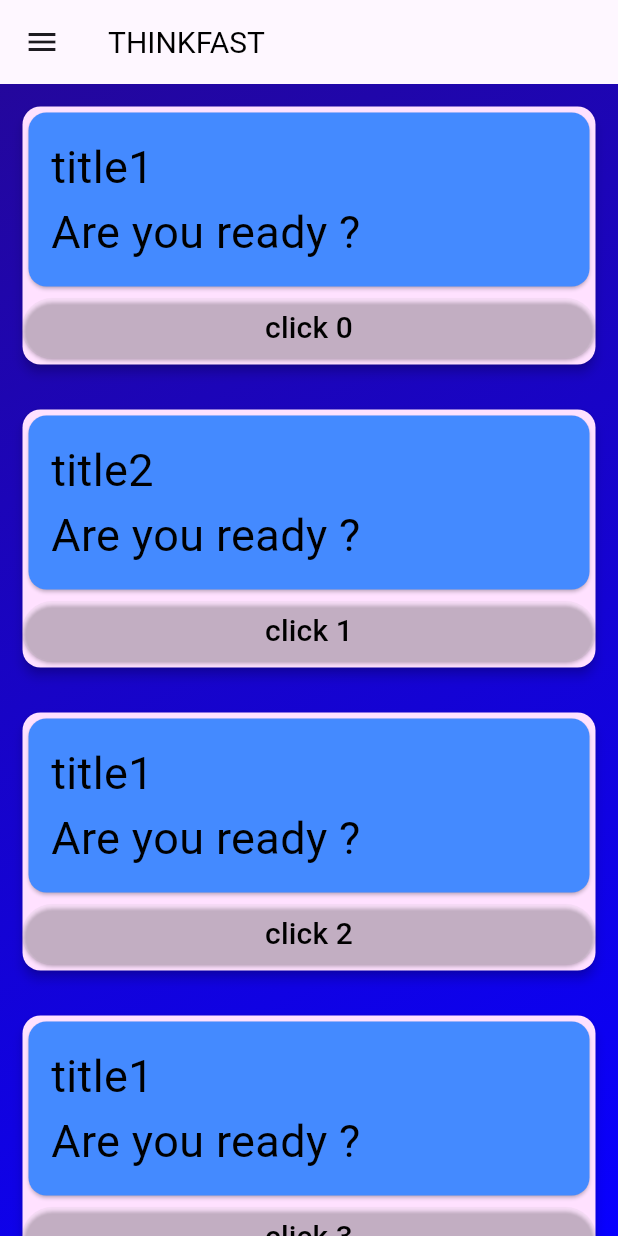
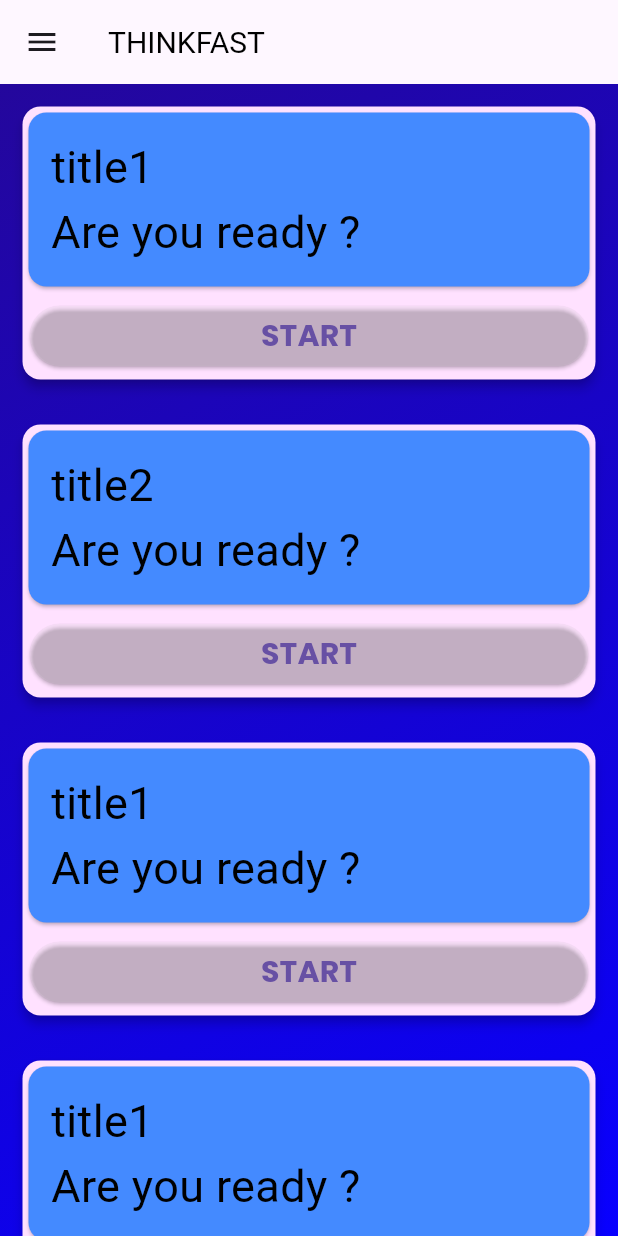
Before and after one commit to kumarvarun3834/ThinkFast, a Flutter app: the screen it shows after launch, on a phone screen of 412 x 824 dp. Run offline on Flutter 3.47's test engine with Material 3 defaults, Android fonts, the phone set to English and light mode, and no system bars; our stand-ins replace cloud_firestore, firebase_core, google_fonts, google_sign_in; accounts and stored records are empty.

Commit message:
added google font library

```diff
--- a/lib/start_screen.dart
+++ b/lib/start_screen.dart
@@ -1,4 +1,5 @@
 import 'package:flutter/material.dart';
+import 'package:google_fonts/google_fonts.dart';
 import 'package:thinkfast/TextContainer.dart';
 
 class  Main_Screen extends StatelessWidget {
@@ -793,16 +794,33 @@ class  Main_Screen extends StatelessWidget {
             )
             )
             ),
-            ElevatedButton(onPressed: (){}, child: TextContainer("click $y", Colors.black, 20)
-                ,style: ElevatedButton.styleFrom(
+            Padding(
+              padding: const EdgeInsets.all(5.0),
+              child: ElevatedButton(
+                onPressed: (){
 
-                  // padding: EdgeInsets.symmetric(horizontal: 40, vertical: 10),
-                  backgroundColor: Colors.white12,
-                  // foregroundColor: colour,
-                  shape: RoundedRectangleBorder(
-                    borderRadius: BorderRadius.circular(50),
+                },
+                style: ElevatedButton.styleFrom(
+
+                    // padding: EdgeInsets.symmetric(horizontal: 40, vertical: 10),
+                    backgroundColor: Colors.white12,
+                    // foregroundColor: colour,
+                    shape: RoundedRectangleBorder(
+                      borderRadius: BorderRadius.circular(50),
+                    ),
                   ),
-                ),)
+                child: Text(
+                  "START",
+                  style: GoogleFonts.poppins(
+                    textStyle: const TextStyle(
+                      fontSize: 20,
+                      fontWeight: FontWeight.bold,
+                      // decoration: TextDecoration.underline, // underline, overline, lineThrough
+                    ),
+                  ),
+                )
+                  ,),
+            )
             ]
         ),
     ));}
--- a/pubspec.yaml
+++ b/pubspec.yaml
@@ -33,6 +33,7 @@ dependencies:
   google_sign_in: ^6.2.1
   firebase_core: ^3.0.0
   cloud_firestore: ^5.0.0
+  google_fonts: ^6.2.1
 
   # The following adds the Cupertino Icons font to your application.
   # Use with the CupertinoIcons class for iOS style icons.
```
Also changed, not shown: pubspec.lock.
